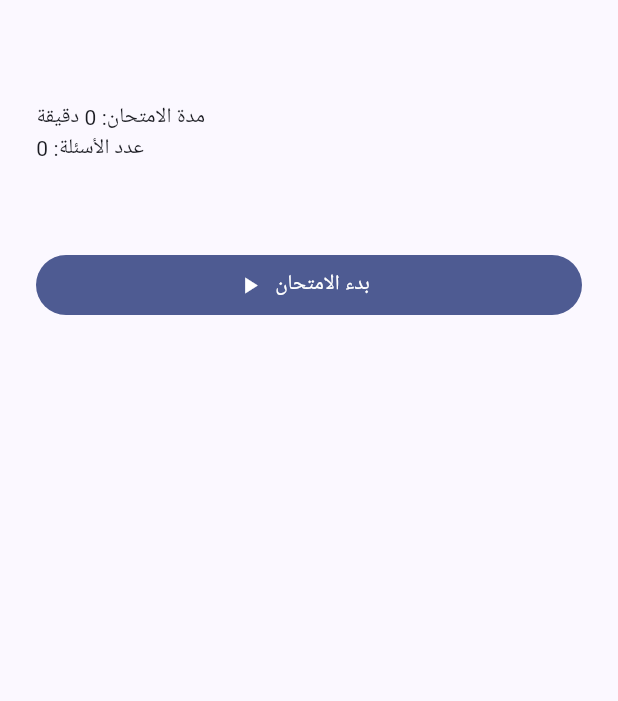
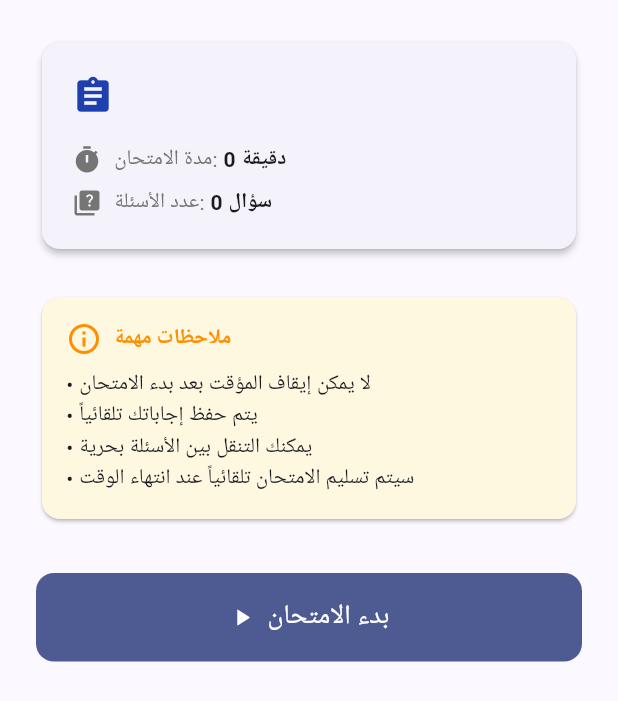
Before and after one commit to ahmedhmmad/tawexam, a Flutter app: the _InstructionsContent widget shown alone on an empty page, opened directly with empty values, on a phone screen of 412 x 824 dp. Shown: the top 701 px of the screen. Run offline on Flutter 3.47's test engine with Material 3 defaults, Android fonts, the phone set to English and light mode, and no system bars; our stand-ins replace connectivity_plus, dartz, dio, equatable, file_picker, flutter_bloc and 3 more; missing offline and left inert: workmanager; accounts and stored records are empty; network calls fail; statements that could not run were skipped.

Commit message:
fix exam view

```diff
--- a/lib/features/exam/presentation/pages/instructions_page.dart
+++ b/lib/features/exam/presentation/pages/instructions_page.dart
@@ -13,16 +13,55 @@ class InstructionsPage extends StatelessWidget {
     return Directionality(
       textDirection: TextDirection.rtl,
       child: Scaffold(
-        appBar: AppBar(title: const Text('تعليمات الامتحان')),
+        appBar: AppBar(title: const Text('الامتحانات')),
         body: BlocBuilder<ExamCubit, ExamState>(
           builder: (context, state) {
             return switch (state) {
               ExamLoading() => const Center(child: CircularProgressIndicator()),
               ExamReady ready => _InstructionsContent(ready: ready),
-              ExamError(:final message) => Center(child: Text(message)),
-              _ => const Center(child: Text('لا يوجد امتحان متاح حالياً')),
+              ExamError() => const _NoExamView(),
+              _ => const _NoExamView(),
             };
           },
+        ),
+      ),
+    );
+  }
+}
+
+class _NoExamView extends StatelessWidget {
+  const _NoExamView({this.onRetry});
+  final VoidCallback? onRetry;
+
+  @override
+  Widget build(BuildContext context) {
+    return Center(
+      child: Padding(
+        padding: const EdgeInsets.all(32),
+        child: Column(
+          mainAxisSize: MainAxisSize.min,
+          children: [
+            Icon(Icons.assignment_outlined, size: 80, color: Colors.grey.shade400),
+            const SizedBox(height: 24),
+            Text(
+              'لا يوجد امتحانات لعرضها',
+              style: Theme.of(context).textTheme.headlineSmall?.copyWith(color: Colors.grey.shade700),
+              textAlign: TextAlign.center,
+            ),
+            const SizedBox(height: 12),
+            Text(
+              'لا يوجد امتحان متاح لك حالياً.\nسيظهر الامتحان هنا عند اقتراب موعده.',
+              style: Theme.of(context).textTheme.bodyLarge?.copyWith(color: Colors.grey.shade500),
+              textAlign: TextAlign.center,
+            ),
+            const SizedBox(height: 32),
+            if (onRetry != null)
+              OutlinedButton.icon(
+                onPressed: onRetry,
+                icon: const Icon(Icons.refresh),
+                label: const Text('إعادة المحاولة'),
+              ),
+          ],
         ),
       ),
     );
@@ -39,20 +78,79 @@ class _InstructionsContent extends StatelessWidget {
     return ListView(
       padding: const EdgeInsets.all(24),
       children: [
-        Text(
-          ready.exam.displayName,
-          style: Theme.of(context).textTheme.headlineSmall,
+        // Exam card
+        Card(
+          elevation: 2,
+          child: Padding(
+            padding: const EdgeInsets.all(20),
+            child: Column(
+              crossAxisAlignment: CrossAxisAlignment.start,
+              children: [
+                Row(
+                  children: [
+                    const Icon(Icons.assignment, color: Color(0xFF1E40AF), size: 28),
+                    const SizedBox(width: 12),
+                    Expanded(
+                      child: Text(
+                        ready.exam.displayName,
+                        style: Theme.of(context).textTheme.headlineSmall?.copyWith(fontWeight: FontWeight.bold),
+                      ),
+                    ),
+                  ],
+                ),
+                const SizedBox(height: 16),
+                _InfoRow(icon: Icons.timer, label: 'مدة الامتحان', value: '${ready.exam.duration.inMinutes} دقيقة'),
+                const SizedBox(height: 8),
+                _InfoRow(icon: Icons.quiz, label: 'عدد الأسئلة', value: '${ready.questions.length} سؤال'),
+              ],
+            ),
+          ),
         ),
-        const SizedBox(height: 12),
-        Text('مدة الامتحان: ${ready.exam.duration.inMinutes} دقيقة'),
-        Text('عدد الأسئلة: ${ready.questions.length}'),
         const SizedBox(height: 24),
-        ...ready.exam.instructions.map(_RuleTile.new),
+
+        // Instructions
+        if (ready.exam.instructions.isNotEmpty) ...[
+          Text('تعليمات الامتحان:', style: Theme.of(context).textTheme.titleMedium?.copyWith(fontWeight: FontWeight.bold)),
+          const SizedBox(height: 12),
+          ...ready.exam.instructions.map(_RuleTile.new),
+          const SizedBox(height: 24),
+        ],
+
+        // General rules
+        Card(
+          color: Colors.amber.shade50,
+          child: Padding(
+            padding: const EdgeInsets.all(16),
+            child: Column(
+              crossAxisAlignment: CrossAxisAlignment.start,
+              children: [
+                Row(
+                  children: [
+                    Icon(Icons.info_outline, color: Colors.amber.shade800),
+                    const SizedBox(width: 8),
+                    Text('ملاحظات مهمة', style: TextStyle(fontWeight: FontWeight.bold, color: Colors.amber.shade800)),
+                  ],
+                ),
+                const SizedBox(height: 8),
+                const Text('• لا يمكن إيقاف المؤقت بعد بدء الامتحان'),
+                const Text('• يتم حفظ إجاباتك تلقائياً'),
+                const Text('• يمكنك التنقل بين الأسئلة بحرية'),
+                const Text('• سيتم تسليم الامتحان تلقائياً عند انتهاء الوقت'),
+              ],
+            ),
+          ),
+        ),
         const SizedBox(height: 32),
+
+        // Start button
         FilledButton.icon(
           onPressed: () => _startExam(context),
           icon: const Icon(Icons.play_arrow),
-          label: const Text('بدء الامتحان'),
+          label: const Text('بدء الامتحان', style: TextStyle(fontSize: 18)),
+          style: FilledButton.styleFrom(
+            padding: const EdgeInsets.symmetric(vertical: 16),
+            shape: RoundedRectangleBorder(borderRadius: BorderRadius.circular(12)),
+          ),
         ),
       ],
     );
@@ -72,17 +170,41 @@ class _InstructionsContent extends StatelessWidget {
   }
 }
 
+class _InfoRow extends StatelessWidget {
+  const _InfoRow({required this.icon, required this.label, required this.value});
+  final IconData icon;
+  final String label;
+  final String value;
+
+  @override
+  Widget build(BuildContext context) {
+    return Row(
+      children: [
+        Icon(icon, size: 20, color: Colors.grey.shade600),
+        const SizedBox(width: 8),
+        Text('$label: ', style: TextStyle(color: Colors.grey.shade600)),
+        Text(value, style: const TextStyle(fontWeight: FontWeight.w600)),
+      ],
+    );
+  }
+}
+
 class _RuleTile extends StatelessWidget {
   const _RuleTile(this.text);
-
   final String text;
 
   @override
   Widget build(BuildContext context) {
-    return ListTile(
-      leading: const Icon(Icons.check_circle_outline),
-      title: Text(text),
-      contentPadding: EdgeInsets.zero,
+    return Padding(
+      padding: const EdgeInsets.only(bottom: 8),
+      child: Row(
+        crossAxisAlignment: CrossAxisAlignment.start,
+        children: [
+          Icon(Icons.check_circle, size: 20, color: Colors.green.shade600),
+          const SizedBox(width: 8),
+          Expanded(child: Text(text)),
+        ],
+      ),
     );
   }
 }
--- a/pubspec.yaml
+++ b/pubspec.yaml
@@ -21,7 +21,7 @@ dependencies:
   go_router: ^13.2.5
   hive_flutter: ^1.1.0
   intl: ^0.19.0
-  workmanager: ^0.5.2
+  workmanager: ^0.6.0
 
 dev_dependencies:
   flutter_test:
```
Also changed, not shown: lib/features/admin/presentation/pages/students_page.dart (+7 -2 lines), pubspec.lock, 2 other files.
